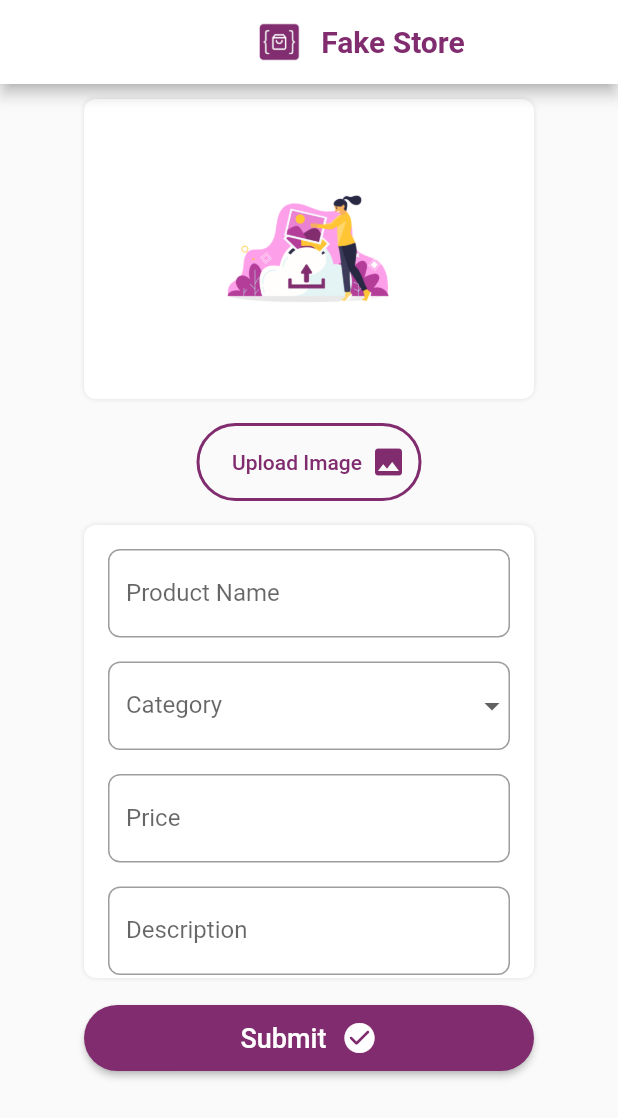
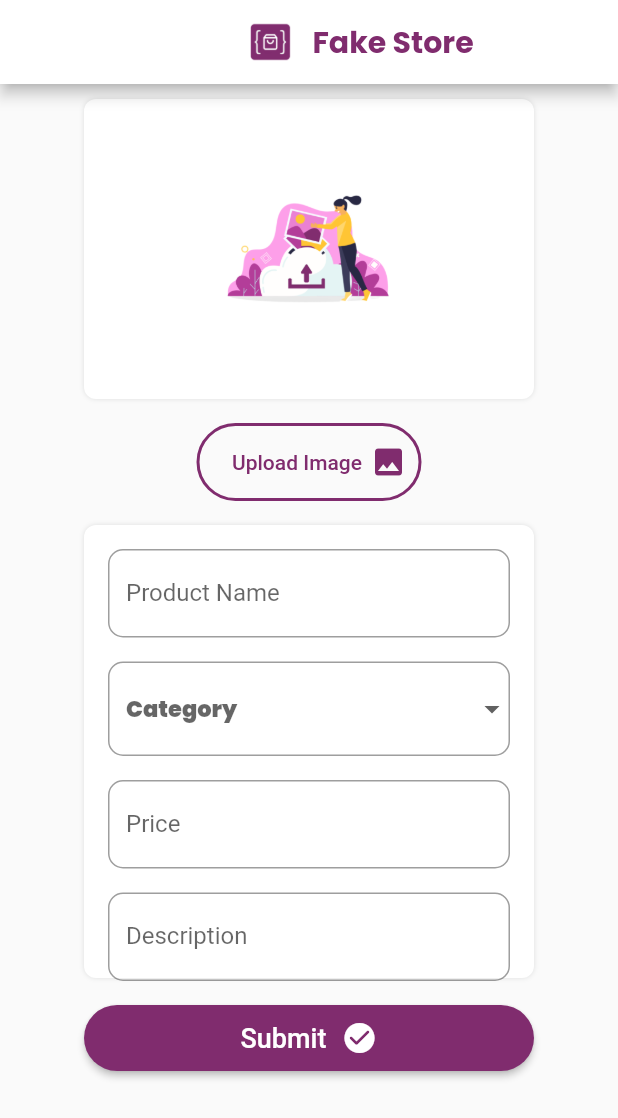
Before and after one commit to SabillaAndini/getx_app, a Flutter app: the screen it shows after launch, after a tap on "Add New Product", on a phone screen of 412 x 824 dp. Shown: the top 1118 px of the screen. Run offline on Flutter 3.47's test engine with Material 2 defaults, Android fonts, the light colour scheme and no system bars; our stand-ins replace get, image_picker; network calls fail.

Commit message:
upload progres kamis

```diff
--- a/lib/app/modules/form/views/form_view.dart
+++ b/lib/app/modules/form/views/form_view.dart
@@ -37,12 +37,11 @@ class _FormViewState extends State<FormView> {
       TextEditingController();
   String?
       selectedCategory; // Buat variabel untuk menyimpan kategori yang dipilih.
-  List<String> categories = [
-    'T-shirt',
-    'Tote Bag',
-    'Sweater',
-    'Shoes',
-    'accessories'
+  final items = [
+    'electronics',
+    'jewelery',
+    "men's clothing",
+    "women's clothing",
   ];
 
   @override
@@ -65,9 +64,9 @@ class _FormViewState extends State<FormView> {
             const Text(
               'Fake Store',
               style: TextStyle(
-                color: Color(0xFF802c6e), // Warna teks ungu dengan kode hex
-                fontWeight: FontWeight.bold, // Mengatur teks menjadi bold
-              ),
+                  color: Color.fromARGB(255, 128, 44, 110),
+                  fontFamily: 'Poppins Bold',
+                  fontWeight: FontWeight.bold),
             ),
           ],
         ),
@@ -82,14 +81,14 @@ class _FormViewState extends State<FormView> {
                   ? Container(
                       height: 100,
                       width: 100,
-                      child: Image.file(File(billa)),
+                      child: Image.file(File(billa), fit: BoxFit.contain),
                     )
                   :
                   // SizedBox(height: 10),
                   Container(
                       width: 300,
                       height: 200,
-                      margin: EdgeInsets.only(top: 10),
+                      margin: const EdgeInsets.only(top: 10),
                       alignment: Alignment.center,
                       decoration: BoxDecoration(
                         borderRadius: BorderRadius.circular(8),
@@ -108,7 +107,7 @@ class _FormViewState extends State<FormView> {
                         ),
                       ),
                     ),
-              SizedBox(height: 16),
+              const SizedBox(height: 16),
               Container(
                 width: 150,
                 decoration: BoxDecoration(
@@ -166,20 +165,36 @@ class _FormViewState extends State<FormView> {
                           decoration: InputDecoration(
                             labelText: 'Product Name',
                             border: OutlineInputBorder(
-                              borderRadius: BorderRadius.circular(8),
+                              borderRadius: BorderRadius.circular(10),
                             ),
                           ),
                         ),
-                        SizedBox(height: 16),
+                        const SizedBox(height: 16),
                         TextFormField(
                           controller: formController.productCategoryController,
                           validator: (value) => value == null || value == ''
                               ? 'This field is required'
                               : null,
+                          style: const TextStyle(
+                              fontFamily: 'Poppins',
+                              fontSize: 15,
+                              color: Color(0xff802c6e)),
                           decoration: InputDecoration(
-                            labelText: 'Category',
+                            hintText: 'Category',
+                            hintStyle: const TextStyle(
+                              fontFamily: 'Poppins',
+                            ),
                             border: OutlineInputBorder(
-                              borderRadius: BorderRadius.circular(8),
+                              borderRadius: BorderRadius.circular(10),
+                              borderSide: const BorderSide(
+                                color: Color(0xfff5f5f5),
+                              ),
+                            ),
+                            focusedBorder: OutlineInputBorder(
+                              borderRadius: BorderRadius.circular(10),
+                              borderSide: const BorderSide(
+                                color: Color(0xff802c6e),
+                              ),
                             ),
                             suffixIcon: DropdownButtonHideUnderline(
                               child: DropdownButton<String>(
@@ -193,7 +208,7 @@ class _FormViewState extends State<FormView> {
                                             ''; // Update the TextFormField text.
                                   });
                                 },
-                                items: categories.map<DropdownMenuItem<String>>(
+                                items: items.map<DropdownMenuItem<String>>(
                                     (String value) {
                                   return DropdownMenuItem<String>(
                                     value: value,
@@ -204,7 +219,7 @@ class _FormViewState extends State<FormView> {
                             ),
                           ),
                         ),
-                        SizedBox(height: 16),
+                        const SizedBox(height: 16),
                         TextFormField(
                           controller: formController.productPriceController,
                           validator: (value) => value == null || value == ''
@@ -215,12 +230,12 @@ class _FormViewState extends State<FormView> {
                           decoration: InputDecoration(
                             labelText: 'Price',
                             border: OutlineInputBorder(
-                              borderRadius: BorderRadius.circular(8),
+                              borderRadius: BorderRadius.circular(10),
                             ),
                             //keyboardType: TextInputType.number,
                           ),
                         ),
-                        SizedBox(height: 16),
+                        const SizedBox(height: 16),
                         TextFormField(
                           controller:
                               formController.productDescriptionController,
@@ -230,7 +245,7 @@ class _FormViewState extends State<FormView> {
                           decoration: InputDecoration(
                             labelText: 'Description',
                             border: OutlineInputBorder(
-                              borderRadius: BorderRadius.circular(8),
+                              borderRadius: BorderRadius.circular(10),
                             ),
                           ),
                         ),
@@ -239,7 +254,7 @@ class _FormViewState extends State<FormView> {
                   ),
                 ),
               ),
-              SizedBox(height: 16),
+              const SizedBox(height: 16),
               ElevatedButton(
                 onPressed: () async {
                   formKey.currentState?.validate() == true
@@ -248,7 +263,7 @@ class _FormViewState extends State<FormView> {
                       : Get.snackbar('Error', 'Data tidak valid');
                 },
                 style: ElevatedButton.styleFrom(
-                  primary: Color(0xFF802c6e),
+                  primary: const Color(0xFF802c6e),
                   shape: RoundedRectangleBorder(
                     borderRadius: BorderRadius.circular(30),
                   ),
@@ -274,7 +289,7 @@ class _FormViewState extends State<FormView> {
                   ],
                 ),
               ),
-              SizedBox(height: 16),
+              const SizedBox(height: 16),
             ],
           ),
         ),
--- a/lib/app/modules/home/controllers/home_controller.dart
+++ b/lib/app/modules/home/controllers/home_controller.dart
@@ -3,17 +3,17 @@ import 'package:getx_app/app/data/service_api.dart';
 import 'package:getx_app/app/data/model.dart';
 
 class HomeController extends GetxController {
+  RxList<Product> listProduct = <Product>[].obs;
+
   final ServiceApi serviceApi = ServiceApi();
 
-  var products = <Product>[].obs;
+  Future<List<Product>> loadProducts() async {
+    listProduct.value = await serviceApi.getProduct();
+    print(listProduct.length);
+    return listProduct;
+  }
 
-  final count = 0.obs;
-
-  @override
-  void onInit() {
-    super.onInit();
-
-    products.addAll([
+  final List<Product> products = [
     Product(
       id: 1,
       title: 'Seventeen T-Shirt',
@@ -68,7 +68,12 @@ class HomeController extends GetxController {
       image: 'assets/item6.png',
       rating: Rating(rate: 4.9, count: 378),
     ),
-    ]);
+  ];
+  // }
+
+  @override
+  void onInit() {
+    super.onInit();
   }
 
   @override
@@ -80,10 +85,4 @@ class HomeController extends GetxController {
   void onClose() {
     super.onClose();
   }
-
-  void increment() => count.value++;
-
-  void addProduct(String s) {}
-
-  loadProduct() {}
 }
--- a/lib/app/modules/home/views/home_view.dart
+++ b/lib/app/modules/home/views/home_view.dart
@@ -27,10 +27,10 @@ class HomeView extends GetView<HomeController> {
             const Text(
               'Fake Store',
               style: TextStyle(
-                color: Color(0xFF802c6e), // Warna teks ungu dengan kode hex
-                fontWeight: FontWeight.bold, // Mengatur teks menjadi bold
-              ),
-            )
+                  color: Color.fromARGB(255, 128, 44, 110),
+                  fontFamily: 'Poppins Bold',
+                  fontWeight: FontWeight.bold),
+            ),
           ],
         ),
         centerTitle: true,
@@ -42,28 +42,29 @@ class HomeView extends GetView<HomeController> {
               mainAxisAlignment: MainAxisAlignment.spaceEvenly,
               children: [
                 Container(
-                  margin: EdgeInsets.only(top: 20),
-                  width: 300,
+                  margin: const EdgeInsets.only(top: 20),
+                  width: 200,
                   height: 50,
                   child: TextField(
                     autocorrect: false,
                     textInputAction: TextInputAction.search,
                     decoration: InputDecoration(
                       isCollapsed: true,
-                      contentPadding: EdgeInsets.symmetric(
+                      contentPadding: const EdgeInsets.symmetric(
                         horizontal: 10,
                         vertical: 10,
                       ),
                       labelText: 'Search Product',
-                      labelStyle: TextStyle(
+                      labelStyle: const TextStyle(
+                        fontFamily: 'Poppins',
                         color: Colors.grey,
                       ),
-                      suffixIcon: Icon(Icons.search),
+                      suffixIcon: const Icon(Icons.search),
                       border: OutlineInputBorder(
                         borderRadius: BorderRadius.circular(30),
                       ),
                       focusedBorder: OutlineInputBorder(
-                        borderSide: BorderSide(
+                        borderSide: const BorderSide(
                           color: Color(0xff802c6e),
                         ),
                         borderRadius: BorderRadius.circular(30),
@@ -72,28 +73,29 @@ class HomeView extends GetView<HomeController> {
                   ),
                 ),
                 Container(
-                  margin: EdgeInsets.only(top: 20),
+                  margin: const EdgeInsets.only(top: 20),
                   width: 100,
-                  height: 50,
+                  height: 36,
                   child: TextField(
                     autocorrect: false,
                     textInputAction: TextInputAction.search,
                     decoration: InputDecoration(
                       isCollapsed: true,
-                      contentPadding: EdgeInsets.symmetric(
+                      contentPadding: const EdgeInsets.symmetric(
                         horizontal: 10,
                         vertical: 10,
                       ),
                       labelText: 'Filter',
-                      labelStyle: TextStyle(
+                      labelStyle: const TextStyle(
+                        fontFamily: 'Poppins',
                         color: Colors.grey,
                       ),
-                      suffixIcon: Icon(Icons.filter_alt_outlined),
+                      suffixIcon: const Icon(Icons.filter_alt_outlined),
                       border: OutlineInputBorder(
                         borderRadius: BorderRadius.circular(30),
                       ),
                       focusedBorder: OutlineInputBorder(
-                        borderSide: BorderSide(
+                        borderSide: const BorderSide(
                           color: Color(0xff802c6e),
                         ),
                         borderRadius: BorderRadius.circular(30),
@@ -106,15 +108,15 @@ class HomeView extends GetView<HomeController> {
           ),
           Expanded(
             child: FutureBuilder(
-              future: controller.loadProduct(),
+              future: controller.loadProducts(),
               builder: (context, snapshot) => (snapshot.connectionState ==
                       ConnectionState.waiting)
-                  ? Center(child: CircularProgressIndicator())
+                  ? const Center(child: CircularProgressIndicator())
                   : Container(
                       height: Get.height * 0.8,
                       child: GridView.builder(
                         key: UniqueKey(),
-                        padding: EdgeInsets.all(20),
+                        padding: const EdgeInsets.all(20),
                         gridDelegate:
                             const SliverGridDelegateWithFixedCrossAxisCount(
                           childAspectRatio: 6.5 / 9,
@@ -122,13 +124,15 @@ class HomeView extends GetView<HomeController> {
                           crossAxisSpacing: 5.0,
                           mainAxisSpacing: 5.0,
                         ),
-                        itemCount: homeController.products.value.length,
+                        itemCount: controller.listProduct.value.length,
                         itemBuilder: (context, index) {
-                          final product = homeController.products[index];
+                          final product = homeController.listProduct[index];
 
                           return GestureDetector(
-                            onTap: () =>
-                                Get.toNamed(Routes.DETAIL, arguments: product),
+                            onTap: () {
+                              Get.toNamed(Routes.DETAIL,
+                                  arguments: controller.listProduct[index]);
+                            },
                             child: Container(
                               height: 400,
                               decoration: const BoxDecoration(
@@ -150,40 +154,42 @@ class HomeView extends GetView<HomeController> {
                                 children: [
                                   Padding(
                                     padding: const EdgeInsets.only(top: 5),
-                                    child: Image.asset(
+                                    child: Image.network(
                                       product.image ?? "",
                                       width: 100,
                                       height: 125,
                                     ),
                                   ),
-                                  SizedBox(height: 5),
+                                  const SizedBox(height: 5),
                                   Padding(
                                     padding: const EdgeInsets.only(
                                         right: 7, left: 7),
                                     child: Text(
                                       product.title ?? '',
-                                      style: TextStyle(
+                                      style: const TextStyle(
                                         overflow: TextOverflow.ellipsis,
+                                        fontFamily: 'Poppins Bold',
                                         fontWeight: FontWeight.bold,
                                         fontSize: 18,
                                       ),
                                       maxLines: 1,
                                     ),
                                   ),
-                                  SizedBox(height: 6),
+                                  const SizedBox(height: 6),
                                   Padding(
                                     padding: const EdgeInsets.only(
                                         right: 7, left: 7),
                                     child: Text(
                                       product.description ?? "",
-                                      style: TextStyle(
+                                      style: const TextStyle(
                                         overflow: TextOverflow.ellipsis,
+                                        fontFamily: 'Poppins',
                                         fontSize: 13,
                                       ),
                                       maxLines: 2,
                                     ),
                                   ),
-                                  SizedBox(height: 6),
+                                  const SizedBox(height: 6),
                                   Padding(
                                     padding: const EdgeInsets.only(
                                         left: 7, right: 7),
@@ -193,7 +199,8 @@ class HomeView extends GetView<HomeController> {
                                       children: [
                                         Text(
                                           '\$${(product.price ?? 0).toStringAsFixed(2)}',
-                                          style: TextStyle(
+                                          style: const TextStyle(
+                                            fontFamily: 'Poppins Bold',
                                             fontWeight: FontWeight.bold,
                                           ),
                                         ),
@@ -201,14 +208,15 @@ class HomeView extends GetView<HomeController> {
                                           mainAxisAlignment:
                                               MainAxisAlignment.spaceBetween,
                                           children: [
-                                            Icon(
+                                            const Icon(
                                               Icons.star,
                                               color: Colors.yellow,
                                               size: 16,
                                             ),
                                             Text(
                                               '${product.rating?.rate.toString()}',
-                                              style: TextStyle(
+                                              style: const TextStyle(
+                                                fontFamily: 'Poppins Medium',
                                                 color: Colors.black,
                                               ),
                                             ),
@@ -232,22 +240,24 @@ class HomeView extends GetView<HomeController> {
               padding: const EdgeInsets.all(16.0),
               child: ElevatedButton(
                 style: ElevatedButton.styleFrom(
-                  fixedSize: Size(190, 40),
-                  backgroundColor: Color(0xff802c6e),
+                  fixedSize: const Size(190, 40),
+                  backgroundColor: const Color(0xff802c6e),
                   shape: RoundedRectangleBorder(
                     borderRadius: BorderRadius.circular(20),
                   ),
                 ),
                 onPressed: () {
-                  controller.addProduct("New Product");
+                  //controller.addProduct("New Product");
                   Get.toNamed(Routes.FORM);
                 },
-                child: Row(
+                child: const Row(
                   mainAxisAlignment: MainAxisAlignment.spaceEvenly,
                   children: [
                     Text(
                       'Add New Product',
                       style: TextStyle(
+                        fontFamily: 'Poppins Bold',
+                        fontWeight: FontWeight.bold,
                         color: Colors.white,
                       ),
                     ),
```
Also changed, not shown: lib/app/data/model.dart (+4 -10 lines), lib/app/modules/detail/views/detail_view.dart (+81 -41 lines), pubspec.yaml (+17 -1 lines), assets/fonts/Poppins-Black.ttf (added), assets/fonts/Poppins-Bold.ttf (added), assets/fonts/Poppins-Light.ttf (added), assets/fonts/Poppins-Medium.ttf (added), assets/fonts/Poppins-Regular.ttf (added). Lines whose indentation alone changed are shown as unchanged.
